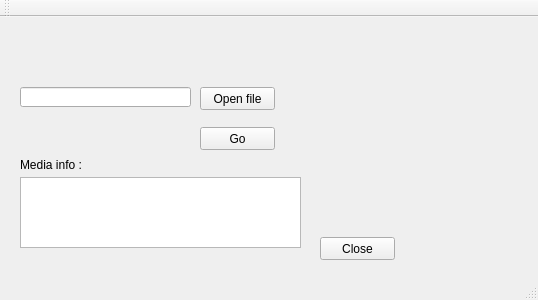
This is test1/mainwindow.ui in ciolben/asmv as Qt 5 draws it before an edit. The edited form follows.
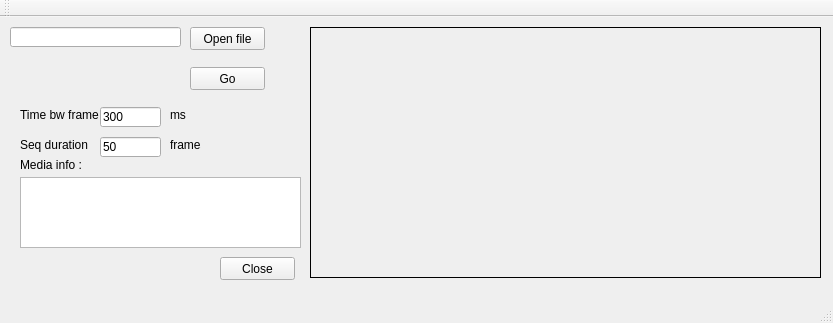
This is the edited form.

Diff of the .ui file:
```diff
--- a/test1/mainwindow.ui
+++ b/test1/mainwindow.ui
@@ -6,8 +6,8 @@
    <rect>
     <x>0</x>
     <y>0</y>
-    <width>538</width>
-    <height>300</height>
+    <width>833</width>
+    <height>323</height>
    </rect>
   </property>
   <property name="windowTitle">
@@ -17,8 +17,8 @@
    <widget class="QPushButton" name="btClose">
     <property name="geometry">
      <rect>
-      <x>320</x>
-      <y>220</y>
+      <x>220</x>
+      <y>240</y>
       <width>75</width>
       <height>23</height>
      </rect>
@@ -46,8 +46,8 @@
    <widget class="QPushButton" name="btGo">
     <property name="geometry">
      <rect>
-      <x>200</x>
-      <y>110</y>
+      <x>190</x>
+      <y>50</y>
       <width>75</width>
       <height>23</height>
      </rect>
@@ -59,8 +59,8 @@
    <widget class="QPushButton" name="btOpen">
     <property name="geometry">
      <rect>
-      <x>200</x>
-      <y>70</y>
+      <x>190</x>
+      <y>10</y>
       <width>75</width>
       <height>23</height>
      </rect>
@@ -72,8 +72,8 @@
    <widget class="QLineEdit" name="txtFile">
     <property name="geometry">
      <rect>
-      <x>20</x>
-      <y>70</y>
+      <x>10</x>
+      <y>10</y>
       <width>171</width>
       <height>20</height>
      </rect>
@@ -82,12 +82,15 @@
    <widget class="QLabel" name="lblImage">
     <property name="geometry">
      <rect>
-      <x>290</x>
+      <x>310</x>
       <y>10</y>
-      <width>221</width>
-      <height>191</height>
+      <width>511</width>
+      <height>251</height>
      </rect>
     </property>
+    <property name="frameShape">
+     <enum>QFrame::Box</enum>
+    </property>
     <property name="text">
      <string/>
     </property>
@@ -108,6 +111,84 @@
      <bool>false</bool>
     </property>
    </widget>
+   <widget class="QLabel" name="label_2">
+    <property name="geometry">
+     <rect>
+      <x>20</x>
+      <y>90</y>
+      <width>81</width>
+      <height>16</height>
+     </rect>
+    </property>
+    <property name="text">
+     <string>Time bw frame :</string>
+    </property>
+   </widget>
+   <widget class="QLineEdit" name="txtFrame">
+    <property name="geometry">
+     <rect>
+      <x>100</x>
+      <y>90</y>
+      <width>61</width>
+      <height>20</height>
+     </rect>
+    </property>
+    <property name="text">
+     <string notr="true">300</string>
+    </property>
+   </widget>
+   <widget class="QLabel" name="label_3">
+    <property name="geometry">
+     <rect>
+      <x>170</x>
+      <y>90</y>
+      <width>21</width>
+      <height>16</height>
+     </rect>
+    </property>
+    <property name="text">
+     <string>ms</string>
+    </property>
+   </widget>
+   <widget class="QLabel" name="label_4">
+    <property name="geometry">
+     <rect>
+      <x>20</x>
+      <y>120</y>
+      <width>71</width>
+      <height>16</height>
+     </rect>
+    </property>
+    <property name="text">
+     <string>Seq duration :</string>
+    </property>
+   </widget>
+   <widget class="QLineEdit" name="txtDuration">
+    <property name="geometry">
+     <rect>
+      <x>100</x>
+      <y>120</y>
+      <width>61</width>
+      <height>20</height>
+     </rect>
+    </property>
+    <property name="text">
+     <string notr="true">50</string>
+    </property>
+   </widget>
+   <widget class="QLabel" name="label_5">
+    <property name="geometry">
+     <rect>
+      <x>170</x>
+      <y>120</y>
+      <width>31</width>
+      <height>16</height>
+     </rect>
+    </property>
+    <property name="text">
+     <string>frames</string>
+    </property>
+   </widget>
   </widget>
   <widget class="QMenuBar" name="menuBar">
    <property name="geometry">
```
Left out of the diff: 2 changed lines with no effect on the pictures.
